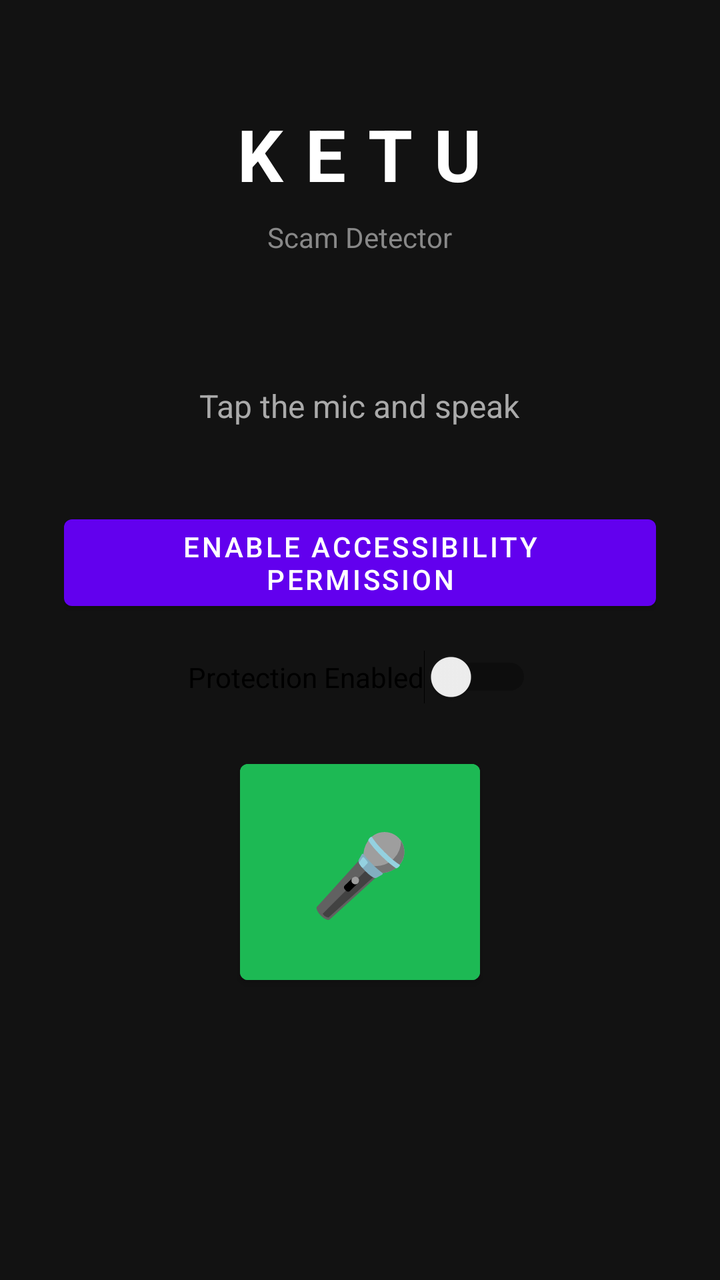
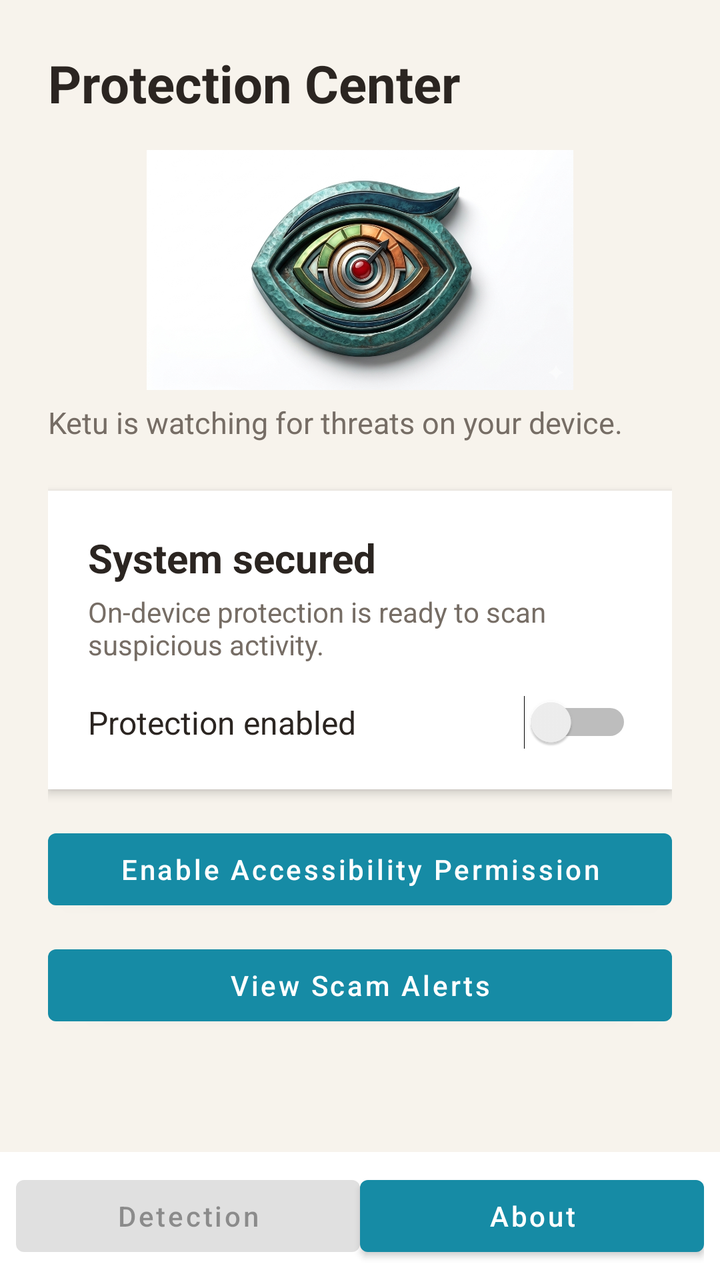

Two renders of the same Android screen: before a commit and after it. Below are the layout's source before the change and the commit's diff.
<!-- AndroidManifest.xml: application theme Theme.Ketu -->
<!-- res/layout/activity_main.xml -->
<?xml version="1.0" encoding="utf-8"?>
<LinearLayout xmlns:android="http://schemas.android.com/apk/res/android"
    android:layout_width="match_parent"
    android:layout_height="match_parent"
    android:orientation="vertical"
    android:gravity="center"
    android:padding="32dp"
    android:background="#121212">

    
    <TextView
        android:id="@+id/tvTitle"
        android:layout_width="wrap_content"
        android:layout_height="wrap_content"
        android:text="KETU"
        android:textSize="36sp"
        android:textColor="#FFFFFF"
        android:textStyle="bold"
        android:letterSpacing="0.3"
        android:layout_marginBottom="8dp" />

    
    <TextView
        android:layout_width="wrap_content"
        android:layout_height="wrap_content"
        android:text="Scam Detector"
        android:textSize="14sp"
        android:textColor="#888888"
        android:layout_marginBottom="64dp" />

    
    <TextView
        android:id="@+id/tvStatus"
        android:layout_width="wrap_content"
        android:layout_height="wrap_content"
        android:text="Tap the mic and speak"
        android:textSize="16sp"
        android:textColor="#AAAAAA"
        android:gravity="center"
        android:layout_marginBottom="40dp" />

    
    <Button
        android:id="@+id/btnPermission"
        android:layout_width="wrap_content"
        android:layout_height="wrap_content"
        android:text="Enable Accessibility Permission"
        android:layout_marginBottom="16dp" />

    
    <Switch
        android:id="@+id/switchDetector"
        android:layout_width="wrap_content"
        android:layout_height="wrap_content"
        android:text="Protection Enabled"
        android:layout_marginBottom="24dp" />

    
    <Button
        android:id="@+id/btnMic"
        android:layout_width="120dp"
        android:layout_height="120dp"
        android:text="🎤"
        android:textSize="40sp"
        android:backgroundTint="#1DB954"
        android:layout_marginBottom="40dp" />

    
    <TextView
        android:id="@+id/tvResult"
        android:layout_width="match_parent"
        android:layout_height="wrap_content"
        android:text=""
        android:textSize="14sp"
        android:textColor="#CCCCCC"
        android:gravity="center"
        android:padding="16dp" />

</LinearLayout>
<!-- resources referenced by this layout -->
<resources>
  <style name="Theme.Ketu" parent="Theme.MaterialComponents.DayNight.DarkActionBar">
          
          <item name="colorPrimary">@color/purple_500</item>
          <item name="colorPrimaryVariant">@color/purple_700</item>
          <item name="colorOnPrimary">@color/white</item>
          
          <item name="colorSecondary">@color/teal_200</item>
          <item name="colorSecondaryVariant">@color/teal_700</item>
          <item name="colorOnSecondary">@color/black</item>
          
          <item name="android:statusBarColor">?attr/colorPrimaryVariant</item>
          
      </style>
  <color name="purple_500">#FF6200EE</color>
  <color name="purple_700">#FF3700B3</color>
  <color name="white">#FFFFFFFF</color>
  <color name="teal_200">#FF03DAC5</color>
  <color name="teal_700">#FF018786</color>
  <color name="black">#FF000000</color>
</resources>

<!-- the commit's change to res/layout/activity_main.xml (unified diff, before → after) -->
@@ -1,79 +1,129 @@
 <?xml version="1.0" encoding="utf-8"?>
 <LinearLayout xmlns:android="http://schemas.android.com/apk/res/android"
+    xmlns:app="http://schemas.android.com/apk/res-auto"
     android:layout_width="match_parent"
     android:layout_height="match_parent"
     android:orientation="vertical"
-    android:gravity="center"
-    android:padding="32dp"
-    android:background="#121212">
+    android:background="@color/ketu_background"
+    android:fitsSystemWindows="true">
 
-    
-    <TextView
-        android:id="@+id/tvTitle"
-        android:layout_width="wrap_content"
-        android:layout_height="wrap_content"
-        android:text="KETU"
-        android:textSize="36sp"
-        android:textColor="#FFFFFF"
-        android:textStyle="bold"
-        android:letterSpacing="0.3"
-        android:layout_marginBottom="8dp" />
+    <ScrollView
+        android:layout_width="match_parent"
+        android:layout_height="0dp"
+        android:layout_weight="1"
+        android:fillViewport="true">
+
+        <LinearLayout
+            android:layout_width="match_parent"
+            android:layout_height="wrap_content"
+            android:orientation="vertical"
+            android:padding="24dp">
 
     
     <TextView
         android:layout_width="wrap_content"
         android:layout_height="wrap_content"
-        android:text="Scam Detector"
-        android:textSize="14sp"
-        android:textColor="#888888"
-        android:layout_marginBottom="64dp" />
+        android:text="Protection Center"
+        android:textColor="@color/ketu_ink"
+        android:textSize="26sp"
+        android:textStyle="bold" />
+
+    <ImageView
+        android:layout_width="match_parent"
+        android:layout_height="120dp"
+        android:layout_marginTop="16dp"
+        android:contentDescription="Ketu protection banner"
+        android:scaleType="centerInside"
+        android:src="@drawable/ketu_app_logo" />
 
     
     <TextView
         android:id="@+id/tvStatus"
         android:layout_width="wrap_content"
         android:layout_height="wrap_content"
-        android:text="Tap the mic and speak"
-        android:textSize="16sp"
-        android:textColor="#AAAAAA"
-        android:gravity="center"
-        android:layout_marginBottom="40dp" />
+        android:text="Ketu is watching for threats on your device."
+        android:textSize="15sp"
+        android:textColor="@color/ketu_muted"
+        android:layout_marginTop="6dp" />
+
+    <LinearLayout
+        android:layout_width="match_parent"
+        android:layout_height="wrap_content"
+        android:layout_marginTop="24dp"
+        android:background="@color/ketu_surface"
+        android:elevation="3dp"
+        android:orientation="vertical"
+        android:padding="20dp">
+
+        <TextView
+            android:layout_width="wrap_content"
+            android:layout_height="wrap_content"
+            android:text="System secured"
+            android:textColor="@color/ketu_ink"
+            android:textSize="20sp"
+            android:textStyle="bold" />
+
+        <TextView
+            android:layout_width="match_parent"
+            android:layout_height="wrap_content"
+            android:layout_marginTop="4dp"
+            android:text="On-device protection is ready to scan suspicious activity."
+            android:textColor="@color/ketu_muted"
+            android:textSize="14sp" />
+
+        <Switch
+            android:id="@+id/switchDetector"
+            android:layout_width="match_parent"
+            android:layout_height="wrap_content"
+            android:layout_marginTop="16dp"
+            android:text="Protection enabled"
+            android:textColor="@color/ketu_ink"
+            android:textSize="16sp" />
+    </LinearLayout>
 
     
     <Button
         android:id="@+id/btnPermission"
-        android:layout_width="wrap_content"
-        android:layout_height="wrap_content"
-        android:text="Enable Accessibility Permission"
-        android:layout_marginBottom="16dp" />
-
-    
-    <Switch
-        android:id="@+id/switchDetector"
-        android:layout_width="wrap_content"
-        android:layout_height="wrap_content"
-        android:text="Protection Enabled"
-        android:layout_marginBottom="24dp" />
-
-    
-    <Button
-        android:id="@+id/btnMic"
-        android:layout_width="120dp"
-        android:layout_height="120dp"
-        android:text="🎤"
-        android:textSize="40sp"
-        android:backgroundTint="#1DB954"
-        android:layout_marginBottom="40dp" />
-
-    
-    <TextView
-        android:id="@+id/tvResult"
         android:layout_width="match_parent"
         android:layout_height="wrap_content"
-        android:text=""
-        android:textSize="14sp"
-        android:textColor="#CCCCCC"
+        android:layout_marginTop="16dp"
+        android:text="Enable Accessibility Permission"
+        android:textAllCaps="false" />
+
+    <Button
+        android:id="@+id/btnViewAlerts"
+        android:layout_width="match_parent"
+        android:layout_height="wrap_content"
+        android:layout_marginTop="10dp"
+        android:text="View Scam Alerts"
+        android:textAllCaps="false" />
+
+        </LinearLayout>
+    </ScrollView>
+
+    <LinearLayout
+        android:layout_width="match_parent"
+        android:layout_height="wrap_content"
+        android:background="@color/ketu_surface"
         android:gravity="center"
-        android:padding="16dp" />
+        android:orientation="horizontal"
+        android:padding="8dp">
 
+        <Button
+            android:id="@+id/btnHome"
+            android:layout_width="0dp"
+            android:layout_height="wrap_content"
+            android:layout_weight="1"
+            android:enabled="false"
+            android:text="Detection"
+            android:textAllCaps="false" />
+
+        <Button
+            android:id="@+id/btnSettings"
+            android:layout_width="0dp"
+            android:layout_height="wrap_content"
+            android:layout_weight="1"
+            android:text="About"
+            android:textAllCaps="false" />
+    </LinearLayout>
 </LinearLayout>
<!-- resource entries referenced after the edit -->
@@ -1,23 +1,28 @@
 <!-- resources referenced by this layout -->
 <resources>
-  <style name="Theme.Ketu" parent="Theme.MaterialComponents.DayNight.DarkActionBar">
+  <color name="ketu_background">#F7F3EC</color>
+  <color name="ketu_ink">#2B2521</color>
+  <color name="ketu_muted">#766D65</color>
+  <color name="ketu_surface">#FFFFFF</color>
+  <!-- drawable ketu_app_logo: jpg bitmap (drawable, 504912 bytes) -->
+  <style name="Theme.Ketu" parent="Theme.MaterialComponents.DayNight.NoActionBar">
           
-          <item name="colorPrimary">@color/purple_500</item>
-          <item name="colorPrimaryVariant">@color/purple_700</item>
+          <item name="colorPrimary">@color/ketu_blue</item>
+          <item name="colorPrimaryVariant">@color/ketu_blue</item>
           <item name="colorOnPrimary">@color/white</item>
           
-          <item name="colorSecondary">@color/teal_200</item>
-          <item name="colorSecondaryVariant">@color/teal_700</item>
+          <item name="colorSecondary">@color/ketu_green</item>
+          <item name="colorSecondaryVariant">@color/ketu_green</item>
           <item name="colorOnSecondary">@color/black</item>
           
-          <item name="android:statusBarColor">?attr/colorPrimaryVariant</item>
+          <item name="android:statusBarColor">@color/ketu_background</item>
+          <item name="android:navigationBarColor">@color/ketu_background</item>
+          <item name="android:windowLightStatusBar">true</item>
           
       </style>
-  <color name="purple_500">#FF6200EE</color>
-  <color name="purple_700">#FF3700B3</color>
+  <color name="ketu_blue">#168BA5</color>
   <color name="white">#FFFFFFFF</color>
-  <color name="teal_200">#FF03DAC5</color>
-  <color name="teal_700">#FF018786</color>
+  <color name="ketu_green">#B8873D</color>
   <color name="black">#FF000000</color>
 </resources>
 
